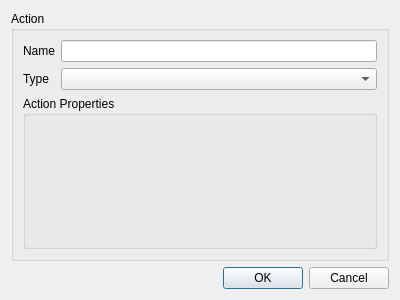
First picture: the form in ExeQt/actionitem.ui, repository AlexandruIstrate/ExeQt, before the edit.
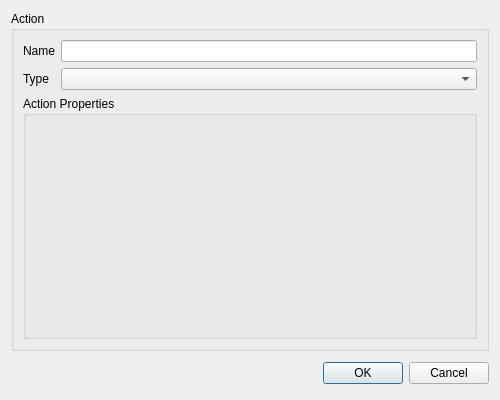
Second picture: the form after the edit. Icons and pictures are not drawn.

What changed in the file:
```diff
--- a/ExeQt/actionitem.ui
+++ b/ExeQt/actionitem.ui
@@ -6,8 +6,8 @@
    <rect>
     <x>0</x>
     <y>0</y>
-    <width>400</width>
-    <height>300</height>
+    <width>500</width>
+    <height>400</height>
    </rect>
   </property>
   <property name="sizePolicy">
@@ -18,14 +18,14 @@
   </property>
   <property name="minimumSize">
    <size>
-    <width>400</width>
-    <height>300</height>
+    <width>500</width>
+    <height>400</height>
    </size>
   </property>
   <property name="maximumSize">
    <size>
-    <width>400</width>
-    <height>300</height>
+    <width>500</width>
+    <height>400</height>
    </size>
   </property>
   <property name="windowTitle">
@@ -78,6 +78,49 @@
     </widget>
    </item>
    <item>
+    <layout class="QHBoxLayout" name="horizontalLayout_3">
+     <item>
+      <widget class="QLabel" name="lblDescription">
+       <property name="sizePolicy">
+        <sizepolicy hsizetype="Fixed" vsizetype="Fixed">
+         <horstretch>0</horstretch>
+         <verstretch>0</verstretch>
+        </sizepolicy>
+       </property>
+       <property name="minimumSize">
+        <size>
+         <width>32</width>
+         <height>32</height>
+        </size>
+       </property>
+       <property name="maximumSize">
+        <size>
+         <width>32</width>
+         <height>32</height>
+        </size>
+       </property>
+       <property name="text">
+        <string/>
+       </property>
+       <property name="pixmap">
+        <pixmap resource="resources.qrc">:/assets/images/info.png</pixmap>
+       </property>
+       <property name="scaledContents">
+        <bool>true</bool>
+       </property>
+      </widget>
+     </item>
+     <item>
+      <widget class="QLabel" name="lblError">
+       <property name="text">
+        <string/>
+       </property>
+       <property name="wordWrap">
+        <bool>true</bool>
+       </property>
+      </widget>
+     </item>
+     <item>
     <widget class="QDialogButtonBox" name="buttonBox">
      <property name="orientation">
       <enum>Qt::Horizontal</enum>
@@ -88,6 +131,8 @@
     </widget>
    </item>
   </layout>
+   </item>
+  </layout>
  </widget>
  <tabstops>
   <tabstop>edtName</tabstop>
```
Left out of the diff: 4 changed lines with no effect on the pictures. Lines whose indentation alone changed are shown as unchanged.
